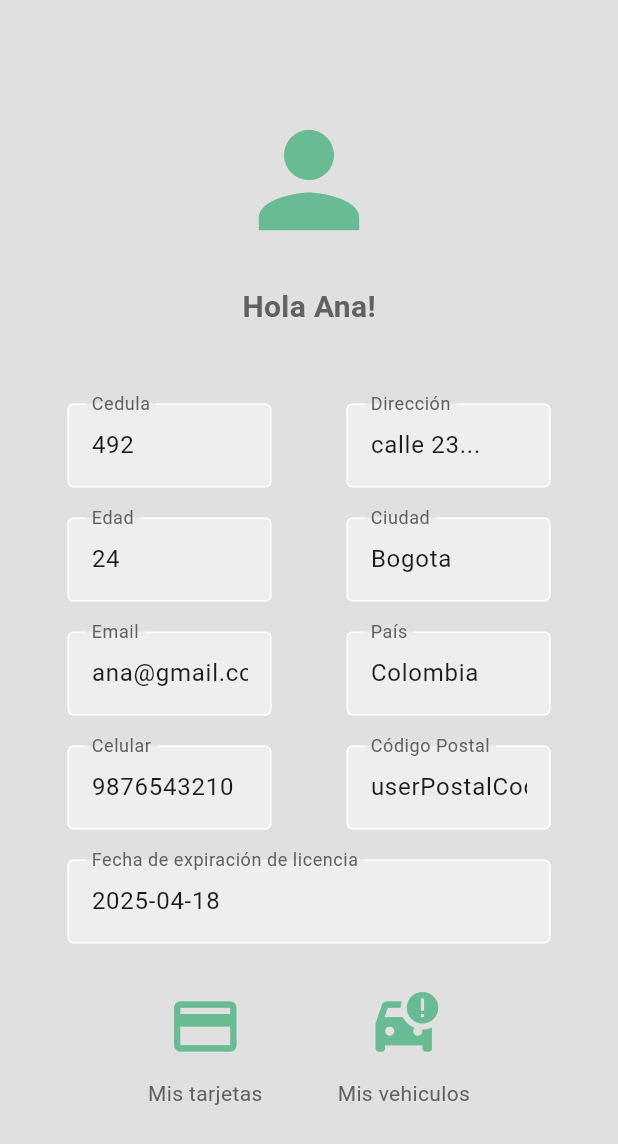
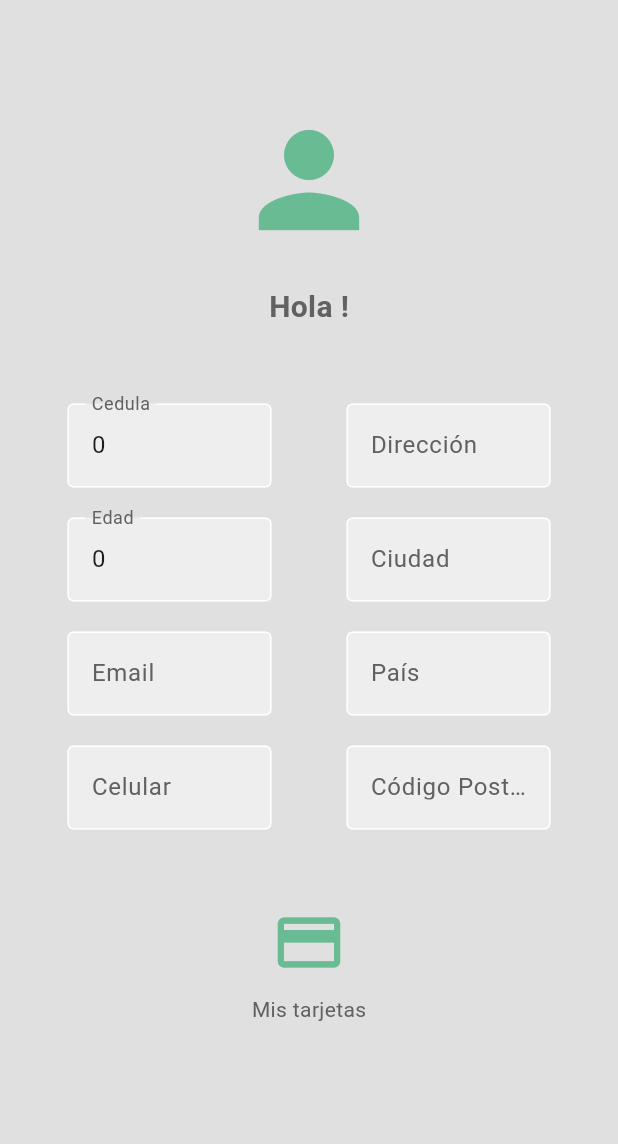
Before and after one commit to WheelsUN-2024-1/wheelsUN_FrontEnd, a Flutter app: the ProfilePage screen opened directly, on a phone screen of 412 x 824 dp. Shown: the top 1144 px of the screen. Run offline on Flutter 3.47's test engine with Material 3 defaults, Android fonts, the phone set to English and light mode, and no system bars; our stand-ins replace flutter_credit_card, geocoding, google_maps_flutter, graphql_flutter; missing offline and left inert: flutter_google_places_web, selectable_list.

Commit message:
Capture user data at login and stores it for latter (see profile_page for example)

```diff
--- /dev/null
+++ b/lib/globalVariables/user_data.dart
@@ -0,0 +1,15 @@
+// globals.dart
+library user_data;
+
+bool appIsDriver = false;
+String appId = "";
+int appIdNumber = 0;
+String appName = "";
+int appAge = 0;
+String appEmail = "";
+String appPhone = "";
+String appAddress = "";
+String appCity = "";
+String appCountry = "";
+String appPostalCode = "";
+String appLicenseExpirationDate = "";
--- a/lib/main.dart
+++ b/lib/main.dart
@@ -30,10 +30,10 @@ class MyApp extends StatelessWidget {
       //home: MapPage(),
       // home: MapPage(),
       //home: AddNewCardScreen(),
-      //home: LoginPage(),
+      home: LoginPage(),
       //home: SignUpPage(),
       //home: RegisterVehiclePage()
-      home: ProfilePage(),
+      //home: ProfilePage(),
       // home: ListTrips()
       //home: SelectCreditCard()
       //home: ViewCreditCards()
--- a/lib/pages/profile_page.dart
+++ b/lib/pages/profile_page.dart
@@ -1,13 +1,13 @@
 import 'package:flutter/material.dart';
 import 'package:wheels_un/components/my_display_textfield.dart';
+import 'package:wheels_un/globalVariables/user_data.dart';
 
 class ProfilePage extends StatelessWidget {
   ProfilePage({Key? key}) : super(key: key);
 
   @override
   Widget build(BuildContext context) {
-    bool isDriver = true; // Set this to true or false based on your logic
-
+    bool isDriver = appIsDriver; // Set this to true or false based on your logic
     return Scaffold(
       backgroundColor: Colors.grey[300],
       body: Padding(
@@ -30,7 +30,7 @@ class ProfilePage extends StatelessWidget {
 
                   // welcome
                   Text(
-                    'Hola Ana!',
+                    'Hola $appName!',
                     style: TextStyle(
                       color: Colors.grey[700],
                       fontSize: 20,
@@ -41,29 +41,29 @@ class ProfilePage extends StatelessWidget {
               ),
             ),
             const SizedBox(height: 50),
-            const Row(
+            Row(
               children: [
                 Expanded(
                   child: Column(
                     crossAxisAlignment: CrossAxisAlignment.start,
                     children: [
                       MyReadOnlyField(
-                        text: '492',
+                        text: appIdNumber.toString() ,
                         hintText: 'Cedula',
                       ),
-                      SizedBox(height: 20),
+                      const SizedBox(height: 20),
                       MyReadOnlyField(
-                        text: '24',
+                        text: appAge.toString(),
                         hintText: 'Edad',
                       ),
-                      SizedBox(height: 20),
+                      const SizedBox(height: 20),
                       MyReadOnlyField(
-                        text: 'ana@gmail.com',
+                        text: appEmail,
                         hintText: 'Email',
                       ),
-                      SizedBox(height: 20),
+                      const SizedBox(height: 20),
                       MyReadOnlyField(
-                        text: '9876543210',
+                        text: appPhone,
                         hintText: 'Celular',
                       ),
                     ],
@@ -74,22 +74,22 @@ class ProfilePage extends StatelessWidget {
                     crossAxisAlignment: CrossAxisAlignment.start,
                     children: [
                       MyReadOnlyField(
-                        text: 'calle 23...',
+                        text: appAddress,
                         hintText: 'Dirección',
                       ),
-                      SizedBox(height: 20),
+                      const SizedBox(height: 20),
                       MyReadOnlyField(
-                        text: 'Bogota',
+                        text: appCity,
                         hintText: 'Ciudad',
                       ),
-                      SizedBox(height: 20),
+                      const SizedBox(height: 20),
                       MyReadOnlyField(
-                        text: 'Colombia',
+                        text: appCountry,
                         hintText: 'País',
                       ),
-                      SizedBox(height: 20),
+                      const SizedBox(height: 20),
                       MyReadOnlyField(
-                        text: 'userPostalCode',
+                        text: appPostalCode,
                         hintText: 'Código Postal',
                       ),
                     ],
@@ -99,9 +99,9 @@ class ProfilePage extends StatelessWidget {
             ),
             const SizedBox(height: 20),
             if (isDriver) ...[
-              const Center(
+              Center(
                 child: MyReadOnlyField(
-                  text: '2025-04-18', // Example date, replace with actual expiration date
+                  text: appLicenseExpirationDate, // Example date, replace with actual expiration date
                   hintText: 'Fecha de expiración de licencia',
                 ),
               ),
```
Also changed, not shown: lib/models/auth_model.dart (+9 -5 lines), lib/pages/login_page.dart (+27 -2 lines), lib/services/api_service.dart (+50 -4 lines).
